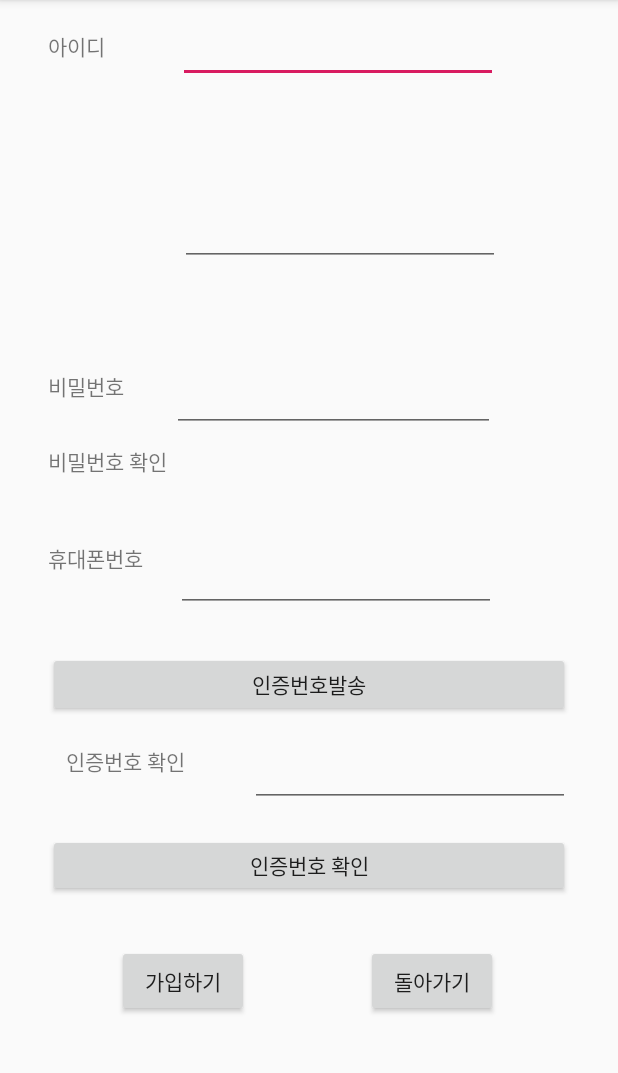
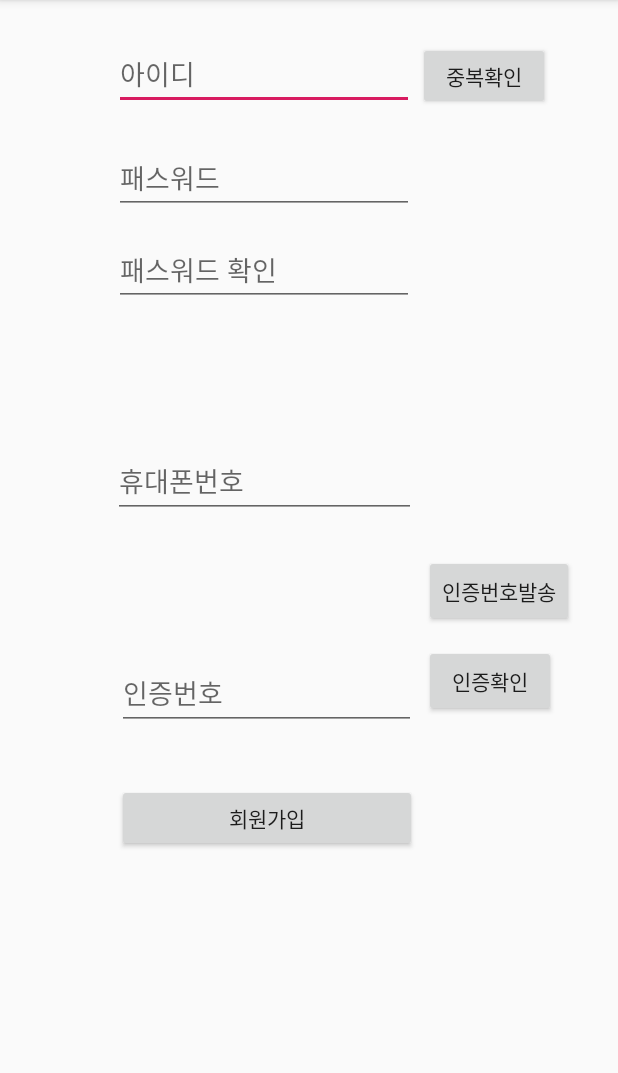
Before and after one commit to GyeongNam/Suda-App, an Android app: the screen it shows after launch (sign_up before the commit, RegisterActivity after it), after a tap on "회원가입", on a phone screen of 412 x 824 dp, the part 84-1157 px from its top. Run offline under Robolectric (Android 15) with nearby library versions, the phone set to English and light mode, and no system bars; our stand-ins replace Volley; network calls fail.

Commit message:
버튼위치 수정

```diff
--- a/app/src/main/AndroidManifest.xml
+++ b/app/src/main/AndroidManifest.xml
@@ -9,12 +9,12 @@
         android:allowBackup="true"
         android:icon="@mipmap/ic_launcher"
         android:label="@string/app_name"
+        android:networkSecurityConfig="@xml/network_security_config"
         android:roundIcon="@mipmap/ic_launcher_round"
         android:supportsRtl="true"
-        android:networkSecurityConfig="@xml/network_security_config"
         android:theme="@style/AppTheme">
-        <activity android:name=".boardActivity"></activity>
-        <activity android:name=".sign_up" />
+        <activity android:name=".RegisterActivity"></activity>
+        <activity android:name=".boardActivity" />
         <activity android:name=".MainActivity">
             <intent-filter>
                 <action android:name="android.intent.action.MAIN" />
--- a/app/src/main/java/com/cookandroid/ccit_suda/MainActivity.java
+++ b/app/src/main/java/com/cookandroid/ccit_suda/MainActivity.java
@@ -36,7 +36,7 @@ public class MainActivity extends AppCompatActivity {
         btn1.setOnClickListener(new View.OnClickListener() {
             @Override
             public void onClick(View v) {
-                Intent intent = new Intent(getApplicationContext(), sign_up.class);
+                Intent intent = new Intent(getApplicationContext(), RegisterActivity.class);
                 startActivity(intent);
             }
         });
--- a/app/src/main/java/com/cookandroid/ccit_suda/sign_up.java
+++ /dev/null
@@ -1,28 +0,0 @@
-package com.cookandroid.ccit_suda;
-
-import androidx.appcompat.app.AppCompatActivity;
-
-import android.content.Intent;
-import android.os.Bundle;
-import android.view.View;
-import android.widget.Button;
-
-public class sign_up extends AppCompatActivity {
-
-    @Override
-    protected void onCreate(Bundle savedInstanceState) {
-        super.onCreate(savedInstanceState);
-        setContentView(R.layout.activity_sign_up);
-
-        Button Btn1 = (Button) findViewById(R.id.button3);
-
-        Btn1.setOnClickListener(new View.OnClickListener(){
-
-            @Override
-            public void onClick(View view) {
-                Intent intent = new Intent(getApplicationContext(), MainActivity.class);
-                startActivity(intent);
-            }
-        });
-    }
-}
--- /dev/null
+++ b/app/src/main/res/layout/activity_register.xml
@@ -0,0 +1,116 @@
+<?xml version="1.0" encoding="utf-8"?>
+<androidx.constraintlayout.widget.ConstraintLayout xmlns:android="http://schemas.android.com/apk/res/android"
+    xmlns:app="http://schemas.android.com/apk/res-auto"
+    xmlns:tools="http://schemas.android.com/tools"
+    android:layout_width="match_parent"
+    android:layout_height="match_parent"
+    tools:context=".RegisterActivity">
+
+
+    <EditText
+        android:id="@+id/et_id"
+        android:layout_width="200dp"
+        android:layout_height="45dp"
+        android:layout_marginTop="28dp"
+        android:ems="10"
+        android:hint="아이디"
+        android:inputType="textPersonName"
+        app:layout_constraintEnd_toEndOf="parent"
+        app:layout_constraintHorizontal_bias="0.36"
+        app:layout_constraintStart_toStartOf="parent"
+        app:layout_constraintTop_toTopOf="parent" />
+
+    <EditText
+        android:id="@+id/et_pass"
+        android:layout_width="200dp"
+        android:layout_height="45dp"
+        android:layout_marginTop="24dp"
+        android:ems="10"
+        android:hint="패스워드"
+        android:inputType="textPersonName"
+        app:layout_constraintEnd_toEndOf="@+id/et_id"
+        app:layout_constraintHorizontal_bias="1.0"
+        app:layout_constraintStart_toStartOf="@+id/et_id"
+        app:layout_constraintTop_toBottomOf="@+id/et_id" />
+
+    <EditText
+        android:id="@+id/et_passck"
+        android:layout_width="200dp"
+        android:layout_height="45dp"
+        android:layout_marginTop="16dp"
+        android:ems="10"
+        android:hint="패스워드 확인"
+        android:inputType="textPersonName"
+        app:layout_constraintEnd_toEndOf="@+id/et_pass"
+        app:layout_constraintHorizontal_bias="1.0"
+        app:layout_constraintStart_toStartOf="@+id/et_pass"
+        app:layout_constraintTop_toBottomOf="@+id/et_pass" />
+
+    <Button
+        android:id="@+id/btn_register"
+        android:layout_width="200dp"
+        android:layout_height="45dp"
+        android:layout_marginBottom="200dp"
+        android:text="회원가입"
+        app:layout_constraintBottom_toBottomOf="parent"
+        app:layout_constraintEnd_toEndOf="@+id/et_sms"
+        app:layout_constraintHorizontal_bias="0.0"
+        app:layout_constraintStart_toStartOf="@+id/et_sms" />
+
+    <Button
+        android:id="@+id/validateButton"
+        android:layout_width="wrap_content"
+        android:layout_height="45dp"
+        android:layout_marginTop="28dp"
+        android:text="중복확인"
+        app:layout_constraintEnd_toEndOf="parent"
+        app:layout_constraintHorizontal_bias="0.058"
+        app:layout_constraintStart_toEndOf="@+id/et_id"
+        app:layout_constraintTop_toTopOf="parent" />
+
+    <EditText
+        android:id="@+id/et_phone"
+        android:layout_width="202dp"
+        android:layout_height="49dp"
+        android:ems="10"
+        android:hint="휴대폰번호"
+        android:inputType="phone"
+        app:layout_constraintBottom_toTopOf="@+id/et_sms"
+        app:layout_constraintEnd_toEndOf="@+id/et_passck"
+        app:layout_constraintStart_toStartOf="@+id/et_passck"
+        app:layout_constraintTop_toBottomOf="@+id/et_passck" />
+
+    <EditText
+        android:id="@+id/et_sms"
+        android:layout_width="199dp"
+        android:layout_height="49dp"
+        android:layout_marginBottom="36dp"
+        android:ems="10"
+        android:hint="인증번호"
+        android:inputType="number"
+        app:layout_constraintBottom_toTopOf="@+id/btn_register"
+        app:layout_constraintEnd_toEndOf="@+id/et_phone"
+        app:layout_constraintHorizontal_bias="1.0"
+        app:layout_constraintStart_toStartOf="@+id/et_phone" />
+
+    <Button
+        android:id="@+id/bt_sms"
+        android:layout_width="wrap_content"
+        android:layout_height="wrap_content"
+        android:layout_marginStart="5dp"
+        android:layout_marginBottom="350dp"
+        android:text="인증번호발송"
+        app:layout_constraintBottom_toBottomOf="parent"
+        app:layout_constraintStart_toEndOf="@+id/et_phone" />
+
+    <Button
+        android:id="@+id/bt_smsck"
+        android:layout_width="wrap_content"
+        android:layout_height="wrap_content"
+        android:layout_marginStart="5dp"
+        android:layout_marginBottom="290dp"
+        android:text="인증확인"
+        app:layout_constraintBottom_toBottomOf="parent"
+        app:layout_constraintStart_toEndOf="@+id/et_sms" />
+
+</androidx.constraintlayout.widget.ConstraintLayout>
--- a/app/src/main/res/layout/activity_sign_up.xml
+++ /dev/null
@@ -1,156 +0,0 @@
-<?xml version="1.0" encoding="utf-8"?>
-<androidx.constraintlayout.widget.ConstraintLayout xmlns:android="http://schemas.android.com/apk/res/android"
-    xmlns:app="http://schemas.android.com/apk/res-auto"
-    xmlns:tools="http://schemas.android.com/tools"
-    android:layout_width="match_parent"
-    android:layout_height="match_parent"
-    tools:context=".sign_up"
-    tools:layout_editor_absoluteY="81dp">
-
-    <Button
-        android:id="@+id/button2"
-        android:layout_width="wrap_content"
-        android:layout_height="wrap_content"
-        android:layout_marginBottom="90dp"
-        android:text="가입하기"
-        app:layout_constraintBottom_toBottomOf="parent"
-        app:layout_constraintEnd_toStartOf="@+id/button3"
-        app:layout_constraintStart_toStartOf="parent" />
-
-    <Button
-        android:id="@+id/button3"
-        android:layout_width="wrap_content"
-        android:layout_height="wrap_content"
-        android:layout_marginEnd="80dp"
-        android:layout_marginBottom="90dp"
-        android:text="돌아가기"
-        app:layout_constraintBottom_toBottomOf="parent"
-        app:layout_constraintEnd_toEndOf="parent" />
-
-    <EditText
-        android:id="@+id/editTextTextPersonName"
-        android:layout_width="wrap_content"
-        android:layout_height="wrap_content"
-        android:layout_marginTop="10dp"
-        android:layout_marginEnd="32dp"
-        android:ems="10"
-        android:inputType="textPersonName"
-        app:layout_constraintEnd_toEndOf="parent"
-        app:layout_constraintStart_toEndOf="@+id/textView2"
-        app:layout_constraintTop_toTopOf="parent" />
-
-    <TextView
-        android:id="@+id/textView2"
-        android:layout_width="wrap_content"
-        android:layout_height="wrap_content"
-        android:layout_marginStart="32dp"
-        android:layout_marginTop="20dp"
-        android:text="아이디"
-        app:layout_constraintStart_toStartOf="parent"
-        app:layout_constraintTop_toTopOf="parent" />
-
-    <TextView
-        android:id="@+id/textView3"
-        android:layout_width="wrap_content"
-        android:layout_height="wrap_content"
-        android:layout_marginStart="32dp"
-        android:layout_marginBottom="500dp"
-        android:text="비밀번호"
-        app:layout_constraintBottom_toBottomOf="parent"
-        app:layout_constraintStart_toStartOf="parent" />
-
-    <TextView
-        android:id="@+id/textView4"
-        android:layout_width="wrap_content"
-        android:layout_height="wrap_content"
-        android:layout_marginStart="32dp"
-        android:layout_marginBottom="450dp"
-        android:text="비밀번호 확인"
-        app:layout_constraintBottom_toBottomOf="parent"
-        app:layout_constraintStart_toStartOf="parent" />
-
-    <TextView
-        android:id="@+id/textView5"
-        android:layout_width="wrap_content"
-        android:layout_height="wrap_content"
-        android:layout_marginStart="32dp"
-        android:layout_marginBottom="385dp"
-        android:text="휴대폰번호"
-        app:layout_constraintBottom_toBottomOf="parent"
-        app:layout_constraintStart_toStartOf="parent" />
-
-    <EditText
-        android:id="@+id/editTextPhone"
-        android:layout_width="wrap_content"
-        android:layout_height="wrap_content"
-        android:layout_marginStart="22dp"
-        android:layout_marginBottom="360dp"
-        android:ems="10"
-        android:inputType="phone"
-        app:layout_constraintBottom_toBottomOf="parent"
-        app:layout_constraintStart_toEndOf="@+id/textView5" />
-
-    <EditText
-        android:id="@+id/editTextTextPassword"
-        android:layout_width="215dp"
-        android:layout_height="40dp"
-        android:layout_marginStart="32dp"
-        android:layout_marginBottom="480dp"
-        android:ems="10"
-        android:inputType="textPassword"
-        app:layout_constraintBottom_toBottomOf="parent"
-        app:layout_constraintStart_toEndOf="@+id/textView3" />
-
-    <Button
-        android:id="@+id/button5"
-        android:layout_width="348dp"
-        android:layout_height="43dp"
-        android:layout_marginBottom="290dp"
-        android:text="인증번호발송"
-        app:layout_constraintBottom_toBottomOf="parent"
-        app:layout_constraintEnd_toEndOf="parent"
-        app:layout_constraintStart_toStartOf="parent" />
-
-    <TextView
-        android:id="@+id/textView6"
-        android:layout_width="wrap_content"
-        android:layout_height="wrap_content"
-        android:layout_marginBottom="250dp"
-        android:text="인증번호 확인"
-        app:layout_constraintBottom_toBottomOf="parent"
-        app:layout_constraintEnd_toStartOf="@+id/editTextNumber2"
-        app:layout_constraintStart_toStartOf="parent" />
-
-    <EditText
-        android:id="@+id/editTextNumber2"
-        android:layout_width="wrap_content"
-        android:layout_height="wrap_content"
-        android:layout_marginEnd="32dp"
-        android:layout_marginBottom="230dp"
-        android:ems="10"
-        android:inputType="number"
-        app:layout_constraintBottom_toBottomOf="parent"
-        app:layout_constraintEnd_toEndOf="parent" />
-
-    <Button
-        android:id="@+id/button4"
-        android:layout_width="348dp"
-        android:layout_height="42dp"
-        android:layout_marginBottom="170dp"
-        android:text="인증번호 확인"
-        app:layout_constraintBottom_toBottomOf="parent"
-        app:layout_constraintEnd_toEndOf="parent"
-        app:layout_constraintStart_toStartOf="parent" />
-
-    <EditText
-        android:id="@+id/editTextTextPassword2"
-        android:layout_width="wrap_content"
-        android:layout_height="wrap_content"
-        android:layout_marginStart="120dp"
-        android:layout_marginTop="132dp"
-        android:ems="10"
-        android:inputType="textPassword"
-        app:layout_constraintStart_toStartOf="parent"
-        app:layout_constraintTop_toTopOf="parent" />
-
-</androidx.constraintlayout.widget.ConstraintLayout>
```
Also changed, not shown: app/src/main/java/com/cookandroid/ccit_suda/RegisterActivity.java (added, +129 -0 lines), app/src/main/java/com/cookandroid/ccit_suda/RegisterRequest.java (added, +29 -0 lines), app/src/main/java/com/cookandroid/ccit_suda/ValidateRequest.java (added, +28 -0 lines).
